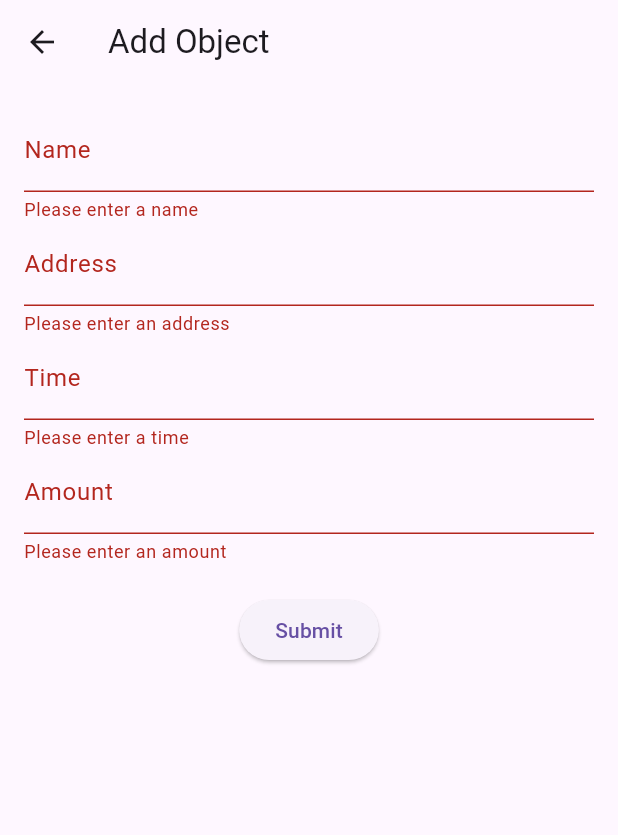
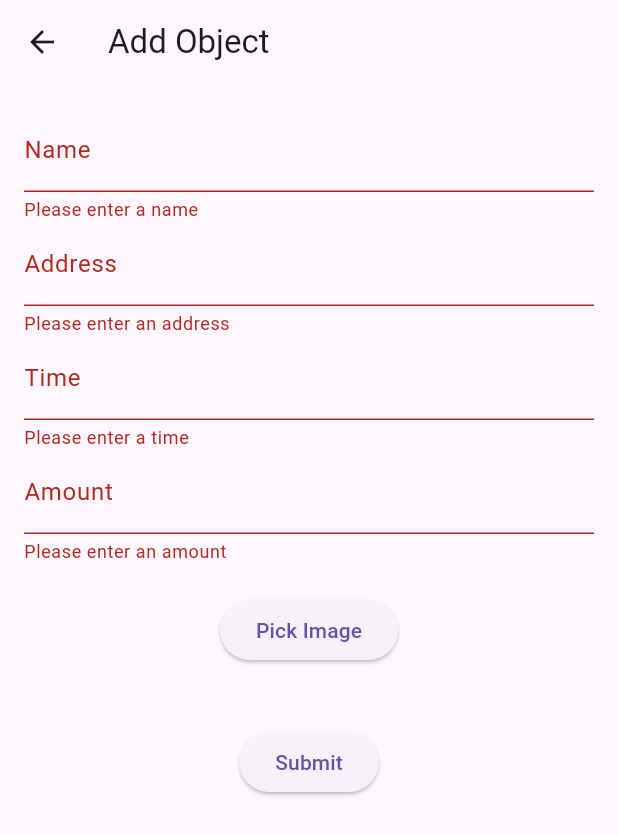
Before and after one commit to webmonkeys-junior/gazservice-flutter, a Flutter app: the AddObjectScreen screen opened directly, after a tap on "Submit", on a phone screen of 412 x 824 dp. Shown: the top 835 px of the screen. Run offline on Flutter 3.47's test engine with Material 3 defaults, Android fonts, the phone set to English and light mode, and no system bars; our stand-ins replace image_picker.

Commit message:
camera ios

```diff
--- a/lib/add_object_screen.dart
+++ b/lib/add_object_screen.dart
@@ -1,5 +1,7 @@
 import 'package:flutter/material.dart';
 import 'package:http/http.dart' as http;
+import 'package:image_picker/image_picker.dart';
+import 'dart:io';
 
 class AddObjectScreen extends StatefulWidget {
   const AddObjectScreen({Key? key}) : super(key: key);
@@ -14,24 +16,35 @@ class _AddObjectScreenState extends State<AddObjectScreen> {
   String? address;
   String? time;
   double? amount;
+  File? _image; // Variable to hold the selected image
+
+  final ImagePicker _picker = ImagePicker();
 
   Future<void> _submitForm() async {
     if (_formKey.currentState!.validate()) {
       _formKey.currentState!.save();
 
       // Create FormData
-      var formData = {
-        'name': name,
-        'address': address,
-        'time': time,
-        'amount': amount.toString(),
-      };
+      var request = http.MultipartRequest(
+        'POST',
+        Uri.parse('http://gaz-api.webmonkeys.ru/works'), // Replace with your API endpoint
+      );
 
-      // Send POST request
-      final response = await http.post(
-        Uri.parse('http://gaz-api.webmonkeys.ru/works'), // Replace with your API endpoint
-        body: formData,
-      );
+      request.fields['name'] = name!;
+      request.fields['address'] = address!;
+      request.fields['time'] = time!;
+      request.fields['amount'] = amount.toString();
+
+      if (_image != null) {
+        // If an image is selected, add it to the request
+        request.files.add(await http.MultipartFile.fromPath(
+          'photo', // This should match your backend's expected field name
+          _image!.path,
+        ));
+      }
+
+      // Send the request
+      final response = await request.send();
 
       if (response.statusCode == 200) {
         // If the server returns a 200 OK response, navigate back
@@ -42,6 +55,19 @@ class _AddObjectScreenState extends State<AddObjectScreen> {
           SnackBar(content: Text('Failed to add object')),
         );
       }
+    }
+  }
+
+  Future<void> _pickImage() async {
+    final pickedFile = await _picker.pickImage(
+      source: ImageSource.camera, // Change to ImageSource.gallery if you want to pick from gallery
+      imageQuality: 100, // You can adjust the quality
+    );
+
+    if (pickedFile != null) {
+      setState(() {
+        _image = File(pickedFile.path);
+      });
     }
   }
 
@@ -96,8 +122,21 @@ class _AddObjectScreenState extends State<AddObjectScreen> {
                   }
                   return null;
                 },
-                onSaved: (value) => amount = double.tryParse(value!),
+                onSaved: (value) => amount = value != null ? double.tryParse(value) : null,
               ),
+              const SizedBox(height: 20),
+              ElevatedButton(
+                onPressed: _pickImage,
+                child: const Text('Pick Image'),
+              ),
+              const SizedBox(height: 20),
+              if (_image != null)
+                Image.file(
+                  _image!,
+                  height: 150,
+                  width: 150,
+                  fit: BoxFit.cover,
+                ),
               const SizedBox(height: 20),
               ElevatedButton(
                 onPressed: _submitForm,
--- a/pubspec.yaml
+++ b/pubspec.yaml
@@ -12,6 +12,7 @@ dependencies:
   flutter:
     sdk: flutter
   http: ^1.2.2
+  image_picker: ^1.1.2
   cupertino_icons: ^1.0.8
 
 
```
Also changed, not shown: pubspec.lock, 4 other files.
